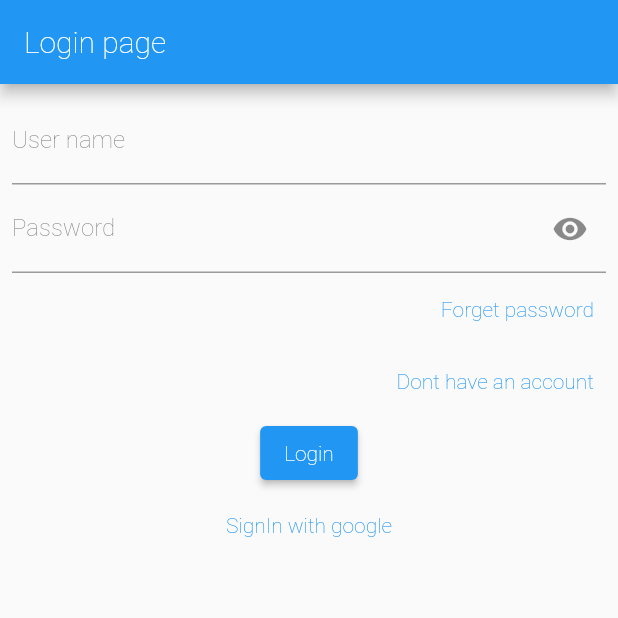
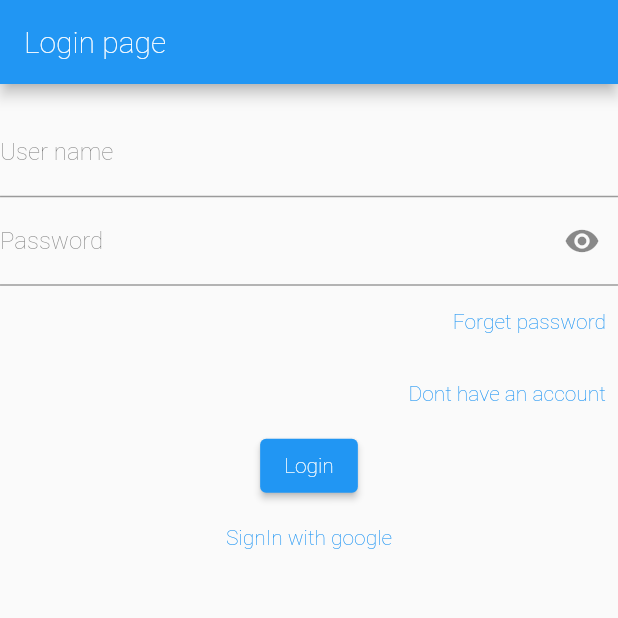
Before and after one commit to khilashri/firebase_flutter_integration, a Flutter app: the screen it shows after launch, on a phone screen of 412 x 824 dp, the top half of it. Run offline on Flutter 3.47's test engine with Material 2 defaults, Android fonts, the phone set to English and light mode, and no system bars; our stand-ins replace cloud_firestore, firebase_auth, firebase_core, firebase_storage, google_fonts, google_sign_in and 2 more; accounts and stored records are empty.

Commit message:
Initial Commit

```diff
--- a/lib/editprofile.dart
+++ b/lib/editprofile.dart
@@ -178,6 +178,11 @@ class _EditProfileState extends State<EditProfile> {
                   dropdownvalue = newValue!;
                 });
               }),
+
+              ElevatedButton(onPressed: (() {
+                 Navigator.push(context,
+                    MaterialPageRoute(builder: (context) => const loginPage(title: '',)));
+              }), child: Text('Submit'))
         ],
       )),
     );
--- a/lib/login.dart
+++ b/lib/login.dart
@@ -1,4 +1,5 @@
 import 'package:firebase_auth/firebase_auth.dart';
+import 'package:flutter/foundation.dart';
 import 'package:flutter/material.dart';
 import 'package:userform/api.dart';
 import 'package:userform/editprofile.dart';
@@ -20,15 +21,24 @@ class _loginPageState extends State<loginPage> {
 
   @override
   Widget build(BuildContext context) {
+    Size size = MediaQuery.of(context).size;
+    print(size.width);
+
     return Scaffold(
         appBar: AppBar(title: const Text('Login page')),
         body: Padding(
-          padding:  const EdgeInsets.all(8.0),
+          padding: EdgeInsets.symmetric(
+              horizontal: kIsWeb
+                  ? size.width < 600
+                      ? size.width * 0.04
+                      : size.width * 0.2
+                  : 0.02,
+              vertical: kIsWeb ? size.height * 0.2 : size.height * 0.02),
           child: Column(
             children: [
               TextField(
                   controller: _controller,
-                  decoration:  const InputDecoration(
+                  decoration: const InputDecoration(
                     labelText: 'User name',
                     hintText: 'Email',
                   )),
@@ -37,7 +47,7 @@ class _loginPageState extends State<loginPage> {
                 decoration: InputDecoration(
                     suffixIcon: IconButton(
                       icon: Icon(
-                        _isObsecure? Icons.visibility : Icons.visibility_off,
+                        _isObsecure ? Icons.visibility : Icons.visibility_off,
                       ),
                       onPressed: () {
                         setState(() {
--- a/lib/main.dart
+++ b/lib/main.dart
@@ -45,7 +45,7 @@ class MyApp extends StatelessWidget {
           print(snapshot);
           if (snapshot.connectionState == ConnectionState.done) {
             if (snapshot.data != null) {
-              return const EditProfile();
+              return EditProfile( );
             } else {
               return const loginPage(title: '');
             }
```
Also changed, not shown: lib/userData.dart (line endings or trailing spaces).
